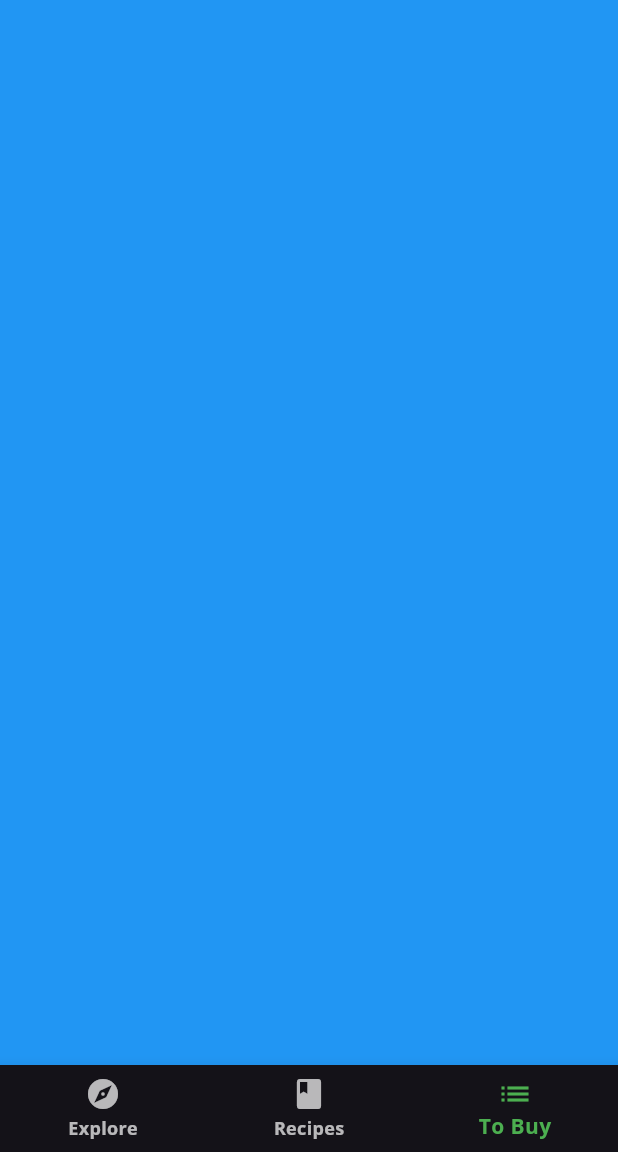
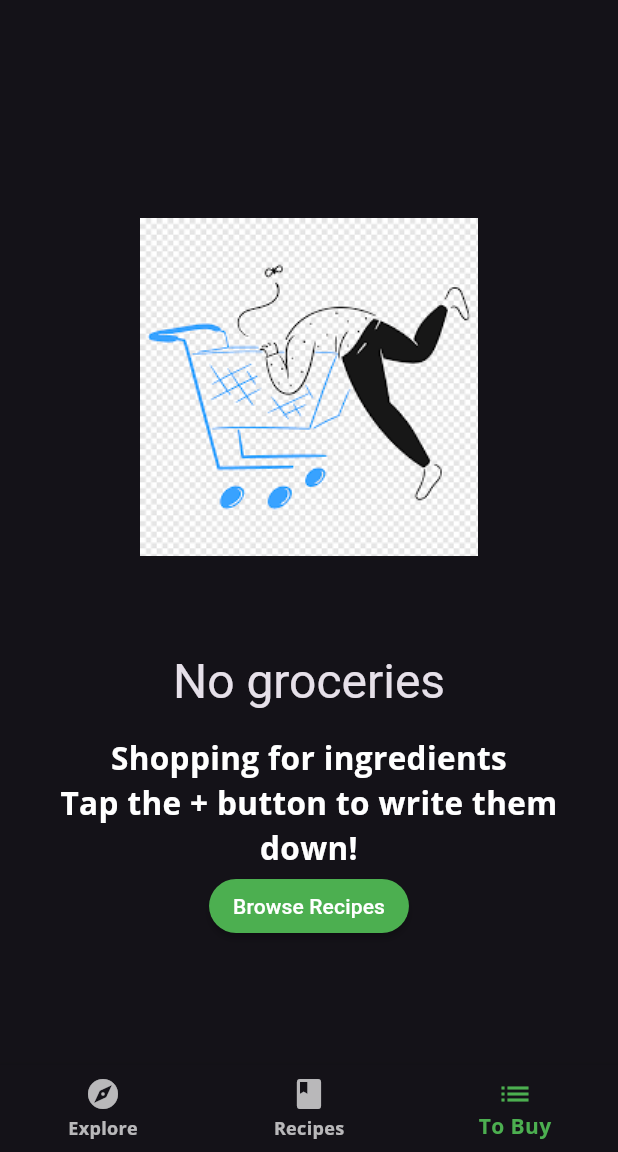
Before and after one commit to mahmoud-alwakeel/flutter-apprentice-book, a Flutter app: the screen it shows after launch, item 3 of the bottom bar chosen, on a phone screen of 412 x 824 dp, the part 84-1236 px from its top. Run offline on Flutter 3.47's test engine with Material 3 defaults, Android fonts, the phone set to English and light mode, and no system bars; our stand-ins replace google_fonts.

Commit message:
empty grocery screen, provider

```diff
--- a/ch_five/lib/home.dart
+++ b/ch_five/lib/home.dart
@@ -1,6 +1,9 @@
+import 'package:ch_five/models/tab_manager.dart';
 import 'package:ch_five/screens/explore_screen.dart';
+import 'package:ch_five/screens/grocery_screen.dart';
 import 'package:ch_five/screens/recipes_screen.dart';
 import 'package:flutter/material.dart';
+import 'package:provider/provider.dart';
 
 class Home extends StatefulWidget {
   const Home({super.key});
@@ -10,22 +13,16 @@ class Home extends StatefulWidget {
 }
 
 class HomeState extends State<Home> {
-  int _selectedIndex = 0;
 
   static List<Widget> pages = <Widget>[
-    ExploreScreen(),
+    const ExploreScreen(),
     RecipesScreen(),
-    Container(color: Colors.blue),
+    GroceryScreen(),
   ];
-
-  void _onItemTapped(int index) {
-    setState(() {
-      _selectedIndex = index;
-    });
-  }
 
   @override
   Widget build(BuildContext context) {
+    return Consumer<TabManager>(builder: (context, tabManager, child) {
       return Scaffold(
         appBar: AppBar(
           title: Text(
@@ -33,11 +30,14 @@ class HomeState extends State<Home> {
             style: Theme.of(context).textTheme.headlineMedium,
           ),
         ),
-      body: pages[_selectedIndex],
+        body: pages[tabManager.selectedTab],
         bottomNavigationBar: BottomNavigationBar(
-        selectedItemColor: Theme.of(context).textSelectionTheme.selectionColor,
-        currentIndex: _selectedIndex,
-        onTap: _onItemTapped,
+          selectedItemColor:
+              Theme.of(context).textSelectionTheme.selectionColor,
+          currentIndex: tabManager.selectedTab,
+          onTap: (index) {
+            tabManager.goToTab(index);
+          },
           items: const <BottomNavigationBarItem>[
             BottomNavigationBarItem(
               icon: Icon(Icons.explore),
@@ -54,5 +54,6 @@ class HomeState extends State<Home> {
           ],
         ),
       );
+    });
   }
 }
--- a/ch_five/lib/main.dart
+++ b/ch_five/lib/main.dart
@@ -1,4 +1,6 @@
 import 'package:flutter/material.dart';
+import 'package:provider/provider.dart';
+import 'models/models.dart';
 
 import 'fooderlich_theme.dart';
 import 'home.dart';
@@ -15,7 +17,12 @@ class Fooderlich extends StatelessWidget {
     return MaterialApp(
       theme: theme,
       title: 'Fooderlich',
-      home: const Home(),
+      home: MultiProvider(
+        providers: [
+          ChangeNotifierProvider(create: (context) => TabManager()),
+        ],
+        child: const Home(),
+      ),
     );
   }
 }
--- a/ch_five/lib/models/models.dart
+++ b/ch_five/lib/models/models.dart
@@ -2,3 +2,5 @@ export 'explore_recipe.dart';
 export 'post.dart';
 export 'simple_recipe.dart';
 export 'explore_data.dart';
+export 'grocery_item.dart';
+export 'tab_manager.dart';
--- /dev/null
+++ b/ch_five/lib/models/tab_manager.dart
@@ -0,0 +1,15 @@
+import 'package:flutter/material.dart';
+
+class TabManager extends ChangeNotifier {
+  int selectedTab = 0;
+
+  void goToTab(index) {
+    selectedTab = index;
+    notifyListeners();
+  }
+
+  void goToRecipes() {
+    selectedTab = 1;
+    notifyListeners();
+  }
+}
--- /dev/null
+++ b/ch_five/lib/screens/empty_grocery_screen.dart
@@ -0,0 +1,48 @@
+import 'package:ch_five/models/tab_manager.dart';
+import 'package:flutter/material.dart';
+import 'package:provider/provider.dart';
+
+class EmptyGroceryScreen extends StatelessWidget {
+  const EmptyGroceryScreen({super.key});
+
+  @override
+  Widget build(BuildContext context) {
+    return Padding(
+      padding: const EdgeInsets.all(30.0),
+      child: Center(
+        child: Column(
+          mainAxisAlignment: MainAxisAlignment.center,
+          children: [
+            Flexible(
+              child: AspectRatio(
+                aspectRatio: 1 / 1,
+                child: Image.asset('assets/fooderlich_assets/empty_list.png'),
+              ),
+            ),
+            Text(
+              'No groceries',
+              style: Theme.of(context).textTheme.headlineLarge,
+            ),
+            const SizedBox(height: 16.0),
+            const Text(
+              'Shopping for ingredients \n'
+              'Tap the + button to write them down!',
+              textAlign: TextAlign.center,
+            ),
+            MaterialButton(
+              onPressed: () {
+                Provider.of<TabManager>(context, listen: false).goToRecipes();
+              },
+              textColor: Colors.white,
+              shape: RoundedRectangleBorder(
+                borderRadius: BorderRadius.circular(30.0),
+              ),
+              color: Colors.green,
+              child: const Text('Browse Recipes'),
+            )
+          ],
+        ),
+      ),
+    );
+  }
+}
--- /dev/null
+++ b/ch_five/lib/screens/grocery_screen.dart
@@ -0,0 +1,13 @@
+import 'package:ch_five/screens/empty_grocery_screen.dart';
+import 'package:flutter/material.dart';
+
+class GroceryScreen extends StatelessWidget {
+  const GroceryScreen({super.key});
+
+  @override
+  Widget build(BuildContext context) {
+    /// scaff
+    return EmptyGroceryScreen();
+  }
+  /// build groc screen
+}
--- a/ch_five/pubspec.yaml
+++ b/ch_five/pubspec.yaml
@@ -36,6 +36,7 @@ dependencies:
   # Use with the CupertinoIcons class for iOS style icons.
   cupertino_icons: ^1.0.6
   google_fonts: ^6.2.1
+  provider: ^6.1.2
 
 dev_dependencies:
   flutter_test:
@@ -66,6 +67,7 @@ flutter:
     - assets/magazine_pics/
     - assets/sample_data/
     - assets/profile_pics/
+    - assets/fooderlich_assets/
 
   # An image asset can refer to one or more resolution-specific "variants", see
   # https://flutter.dev/assets-and-images/#resolution-aware
```
Also changed, not shown: ch_five/lib/models/grocery_item.dart (added, +47 -0 lines), ch_five/assets/fooderlich_assets/empty_list.png (added), ch_five/pubspec.lock, ch_one/pubspec.lock, ch_three/pubspec.lock. Lines whose indentation alone changed are shown as unchanged.
